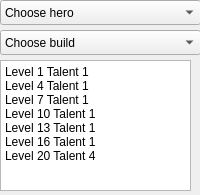
The window that hbc.ui (gmelodie/heroes_builds_cheatsheet) describes before a commit, drawn with Qt 5.
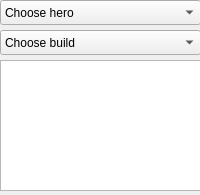
The same window after the commit.

```diff
--- a/hbc.ui
+++ b/hbc.ui
@@ -56,24 +56,15 @@
      </property>
     </item>
    </widget>
-   <widget class="QPlainTextEdit" name="plainTextEdit">
+   <widget class="QTextBrowser" name="textBrowser">
     <property name="geometry">
      <rect>
       <x>0</x>
       <y>60</y>
-      <width>191</width>
+      <width>201</width>
       <height>131</height>
      </rect>
     </property>
-    <property name="plainText">
-     <string>Level 1 Talent 1
-Level 4 Talent 1
-Level 7 Talent 1
-Level 10 Talent 1
-Level 13 Talent 1
-Level 16 Talent 1
-Level 20 Talent 4</string>
-    </property>
    </widget>
   </widget>
  </widget>
```
